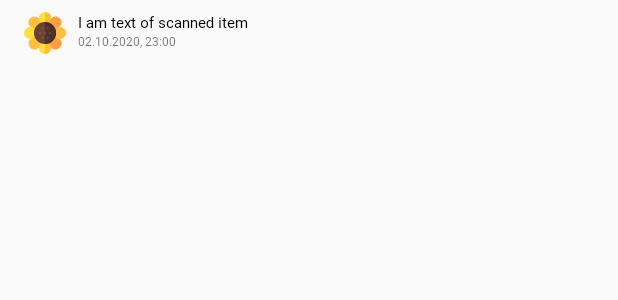
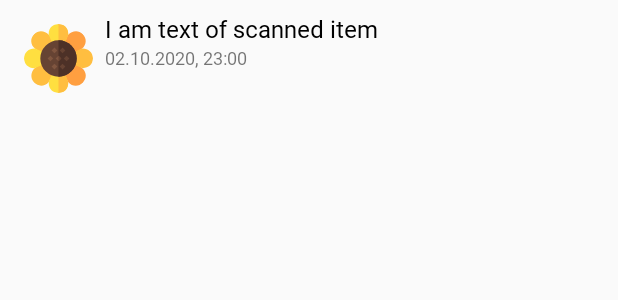
Before and after one commit to pserdax/Scan-me, an Android app: the layout result_items.xml on its own in the app's theme, with its tools: preview values and no code run, on a phone screen of 412 x 824 dp. Shown: the top 300 px of the screen. Run offline under Robolectric (Android 15) with nearby library versions, the phone set to English and light mode, and no system bars; plain views replace RoundedImageView.

Commit message:
Implemented WEB SEARCH action & performance improvements

```diff
--- a/app/src/main/java/com/example/scanme/QrCodeScan.java
+++ b/app/src/main/java/com/example/scanme/QrCodeScan.java
@@ -1,7 +1,9 @@
 package com.example.scanme;
 
 import android.app.AlertDialog;
+import android.app.SearchManager;
 import android.content.DialogInterface;
+import android.content.Intent;
 import android.content.pm.PackageManager;
 import android.graphics.Camera;
 import android.os.Build;
@@ -146,10 +148,14 @@ public class QrCodeScan extends Fragment implements ZXingScannerView.ResultHandl
         final String scanResult = result.getText().trim();
         AlertDialog.Builder builder =  new AlertDialog.Builder(getActivity());
         builder.setTitle("Scan Result is in the following");
+
+
         builder.setNegativeButton("DISCOVER", new DialogInterface.OnClickListener() {
             @Override
             public void onClick(DialogInterface dialog, int which) {
-
+                Intent intent = new Intent(Intent.ACTION_WEB_SEARCH);
+                intent.putExtra(SearchManager.QUERY, scanResult);
+                startActivity(intent);
             }
         });
 
--- a/app/src/main/res/layout/result_items.xml
+++ b/app/src/main/res/layout/result_items.xml
@@ -9,9 +9,10 @@
 
     <com.makeramen.roundedimageview.RoundedImageView
         android:id="@+id/scan_item_pic"
-        android:layout_width="0dp"
-        android:layout_height="0dp"
+        android:layout_width="46dp"
+        android:layout_height="46dp"
         android:layout_marginStart="8dp"
+        android:layout_marginTop="8dp"
         android:scaleType="centerCrop"
         android:src="@drawable/ic_sunflower"
         app:layout_constraintDimensionRatio="1:1"
@@ -29,7 +30,7 @@
         android:layout_marginStart="8dp"
         app:layout_constraintStart_toEndOf="@+id/scan_item_pic"
         android:text="@string/txt_scanned_item"
-        android:textSize="@dimen/ten_sp"
+        android:textSize="@dimen/sixteen_sp"
         android:textColor="@color/colorBlack"
         android:fontFamily="@font/sfregular"
         app:layout_constraintTop_toTopOf="parent"/>
@@ -41,7 +42,7 @@
         app:layout_constraintStart_toEndOf="@+id/scan_item_pic"
         android:text="@string/txt_scanned_date"
         android:fontFamily="@font/sfregular"
-        android:textSize="@dimen/eight_sp"
+        android:textSize="@dimen/twelve_sp"
         android:layout_marginStart="8dp"/>
 
 
--- a/app/src/main/res/values/dimen.xml
+++ b/app/src/main/res/values/dimen.xml
@@ -9,6 +9,7 @@
     <dimen name="eight_dp">8dp</dimen>
     <dimen name="eight_sp">8sp</dimen>
     <dimen name="twelve_sp">12sp</dimen>
+    <dimen name="sixteen_sp">16sp</dimen>
     <dimen name="ten_sp">10sp</dimen>
     <dimen name="sixty_four_dp">64dp</dimen>
 </resources>
```
